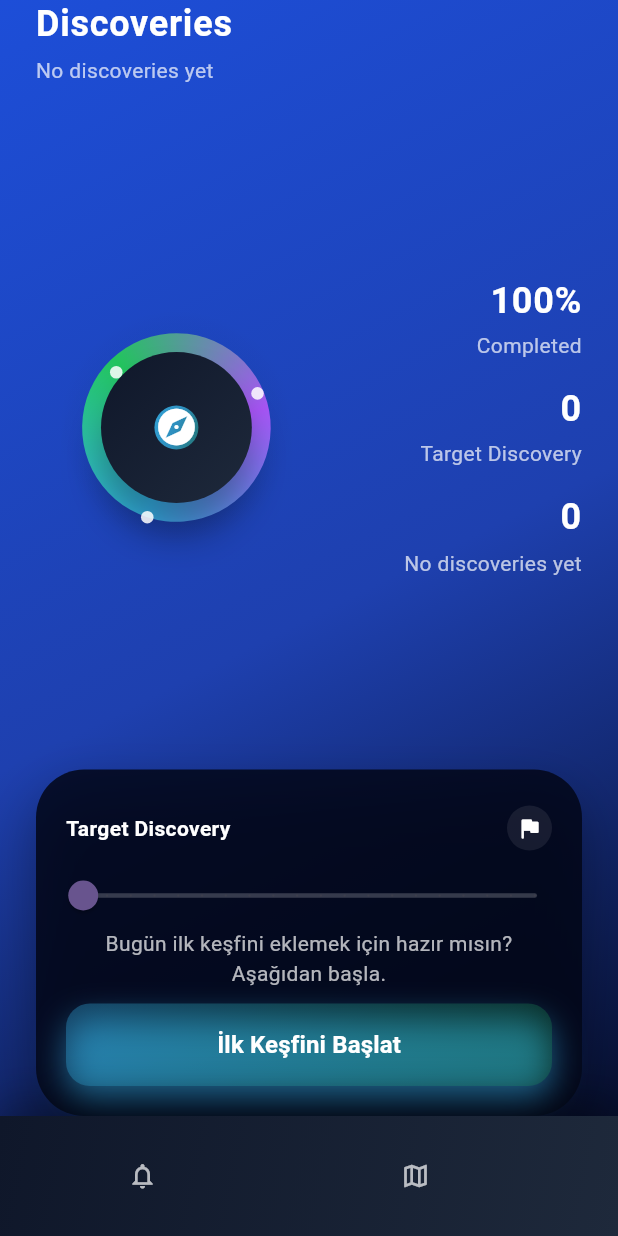
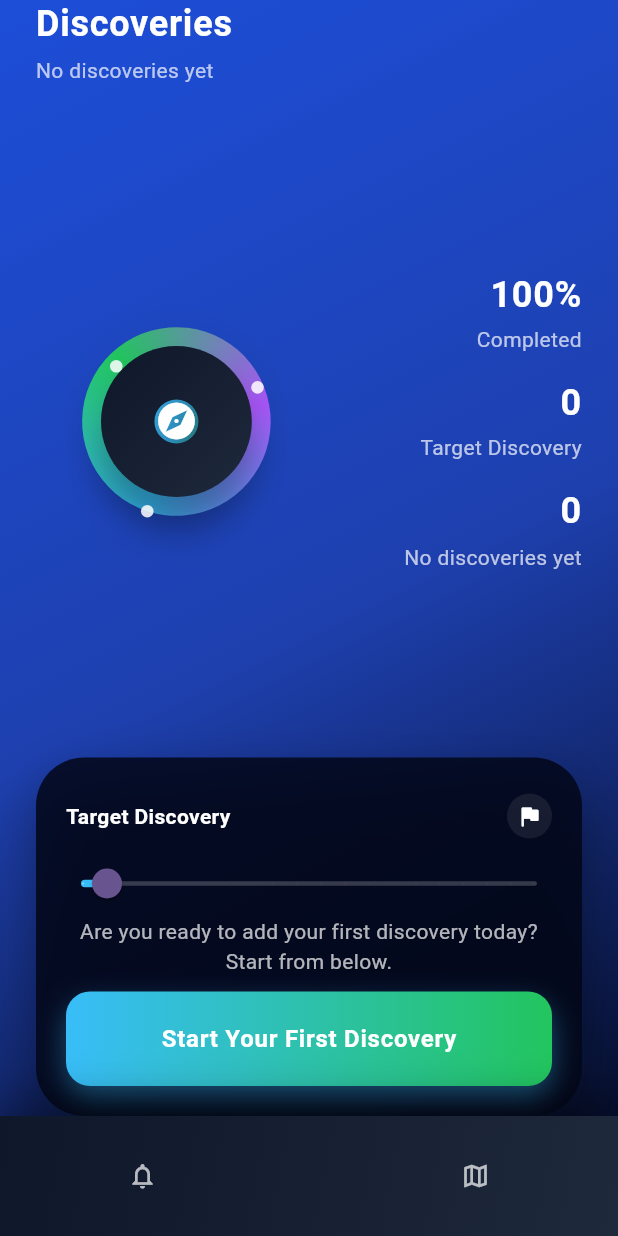
Before and after one commit to ipek-ozsasilar/Flutter_Smart_Exploration_Notes_App, a Flutter app: the screen it shows after launch, on a phone screen of 412 x 824 dp. Run offline on Flutter 3.47's test engine with Material 3 defaults, Android fonts, the phone set to English and light mode, and no system bars; our stand-ins replace envied, get_it, responsive_framework; missing offline and left inert: cubixd.

Commit message:
Update app strings for English localization and refactor bottom navigation bar and home bottom card widget
- Translated home bottom card strings to English for better accessibility.
- Refactored bottom navigation bar layout for improved structure and readability.
- Updated home bottom card widget to utilize a generalized button component for consistency.
- Enhanced slider method in home bottom card widget for better user interaction.

```diff
--- a/lib/core/enums/app_strings_enum.dart
+++ b/lib/core/enums/app_strings_enum.dart
@@ -11,10 +11,14 @@ enum AppStringsEnum {
   captureLabelRediscover(
     'Capture. Label. Rediscover.\nYour personal discovery journal on the map.',
   ),
-  homeBottomCardDescription('Bugün ilk keşfini eklemek için hazır mısın? Aşağıdan başla.'),
-  homeBottomCardDescriptionContinue('Bugün yeni bir şey keşfettin mi? Eklemek için aşağıdan devam et.'),
-  homeBottomCardButtonText('İlk Keşfini Başlat'),
-  homeBottomCardButtonTextContinue('Keşiflere Devam Et'),
+  homeBottomCardDescription(
+    'Are you ready to add your first discovery today? Start from below.',
+  ),
+  homeBottomCardDescriptionContinue(
+    'Did you discover something new today? Continue from below to add it.',
+  ),
+  homeBottomCardButtonText('Start Your First Discovery'),
+  homeBottomCardButtonTextContinue('Continue Discoveries'),
   forgotPassword('I forgot my password'),
   forgotPasswordEmailSent(
     'Password reset link has been sent to your email address',
@@ -25,7 +29,9 @@ enum AppStringsEnum {
   forgotPasswordEnterEmail(
     'Enter your email address, we will send you a password reset link',
   ),
-  forgotPasswordEmailSentDescription('Please check your email and click the password reset link.'),
+  forgotPasswordEmailSentDescription(
+    'Please check your email and click the password reset link.',
+  ),
   noDiscoveries('No discoveries yet'),
   doYouHaveAnAccount('Do you have an account?'),
   aiDiscoveryPreparing('AI is preparing your discovery space...'),
--- a/lib/features/discoveries/presentation/widgets/bottom_nav_bar.dart
+++ b/lib/features/discoveries/presentation/widgets/bottom_nav_bar.dart
@@ -33,11 +33,9 @@ class BottomNavBar extends StatelessWidget {
           child: Container(
             padding: AppPaddings.bottomNavBarPadding,
             child: Row(
-              mainAxisAlignment: MainAxisAlignment.spaceBetween,
               children: <Widget>[
                 Expanded(
-                  child: Padding(
-                    padding: AppPaddings.bottomNavBarItemPadding,
+                  flex: 1,
                   child: _buildNavItem(
                     context: context,
                     icon: AppIcons.instance.notifications,
@@ -57,12 +55,12 @@ class BottomNavBar extends StatelessWidget {
                     },
                   ),
                 ),
-                ),
 
                 // Ortadaki + butonu için boşluk
+                const SizedBox(width: 80),
+
                 Expanded(
-                  child: Padding(
-                    padding: AppPaddings.bottomNavBarItemPadding,
+                  flex: 1,
                   child: _buildNavItem(
                     context: context,
                     icon: AppIcons.instance.mapOutlined,
@@ -74,13 +72,11 @@ class BottomNavBar extends StatelessWidget {
                       if (selectedIndex != 2) {
                         Navigator.of(context).push(
                           MaterialPageRoute<void>(
-                              builder: (BuildContext context) =>
-                                  const MapView(),
+                            builder: (BuildContext context) => const MapView(),
                           ),
                         );
                       }
                     },
-                    ),
                   ),
                 ),
               ],
@@ -107,16 +103,11 @@ class BottomNavBar extends StatelessWidget {
     required bool isActive,
     required VoidCallback onTap,
   }) {
-    final MainAxisSize mainAxisSize = MainAxisSize.min;
-    final MainAxisAlignment mainAxisAlignment = MainAxisAlignment.center;
-    final FontWeight fontWeight = isActive ? FontWeight.w700 : FontWeight.w500;
-    final int maxLines = 1;
-    final TextOverflow overflow = TextOverflow.ellipsis;
     return InkWell(
       onTap: onTap,
       borderRadius: BorderRadius.circular(AppSizesRadius.button.value),
       child: Container(
-        padding: AppPaddings.bottomNavBarPadding,
+        padding: const EdgeInsets.symmetric(horizontal: 16, vertical: 8),
         decoration: BoxDecoration(
           borderRadius: BorderRadius.circular(AppSizesRadius.button.value),
           color: isActive
--- a/lib/features/discoveries/presentation/widgets/home_bottom_card_widget.dart
+++ b/lib/features/discoveries/presentation/widgets/home_bottom_card_widget.dart
@@ -4,6 +4,7 @@ import 'package:smart_exploration_notes/core/constants/app_icons.dart';
 import 'package:smart_exploration_notes/core/constants/app_paddings.dart';
 import 'package:smart_exploration_notes/core/enums/app_sizes_enum.dart';
 import 'package:smart_exploration_notes/core/enums/app_strings_enum.dart';
+import 'package:smart_exploration_notes/core/presentation/widgets/general_buttons.dart';
 import 'package:smart_exploration_notes/core/presentation/widgets/icon_widget.dart';
 import 'package:smart_exploration_notes/core/presentation/widgets/text_widget.dart';
 import 'package:smart_exploration_notes/features/discoveries/presentation/pages/map_view.dart';
@@ -20,7 +21,8 @@ class _HomeBottomCardWidgetState extends State<HomeBottomCardWidget> {
   // Geçici dummy değerler - ileride gerçek keşif verisi ile beslenecek
   int _discoveryCount = 0;
   double _progress = 0.0;
-  double _goalSliderValue = 10; // kullanıcı hedef slider değeri (keşif) - min değer ile başlat
+  double _goalSliderValue =
+      10; // kullanıcı hedef slider değeri (keşif) - min değer ile başlat
   int goalDiscovery = 10; // hedef keşif sayısı
   final MainAxisSize mainAxisSize = MainAxisSize.min;
   final FontWeight fontWeight = FontWeight.w700;
@@ -57,9 +59,7 @@ class _HomeBottomCardWidgetState extends State<HomeBottomCardWidget> {
       decoration: BoxDecoration(
         color: AppColors.homeBottomCardBackground.withOpacity(0.85),
         borderRadius: BorderRadius.circular(AppSizesRadius.card.value),
-        boxShadow: <BoxShadow>[
-          _homeBottomCardDecoration(),
-        ],
+        boxShadow: <BoxShadow>[_homeBottomCardDecoration()],
       ),
       child: Column(
         mainAxisSize: mainAxisSize,
@@ -67,7 +67,10 @@ class _HomeBottomCardWidgetState extends State<HomeBottomCardWidget> {
         children: <Widget>[
           Row(
             children: <Widget>[
-              NormalText(label: AppStringsEnum.targetDiscovery.value, fontWeight: fontWeight),
+              NormalText(
+                label: AppStringsEnum.targetDiscovery.value,
+                fontWeight: fontWeight,
+              ),
               const Spacer(),
               Container(
                 width: AppSizesIcon.homeBottomCardFlagIconSize.value,
@@ -100,46 +103,11 @@ class _HomeBottomCardWidgetState extends State<HomeBottomCardWidget> {
             padding: AppPaddings.splashCubeFaceTextTopPadding,
             child: SizedBox(
               width: double.infinity,
-              child: Container(
-                decoration: BoxDecoration(
-                  gradient: AppGradients.instance.loginDoorIconGradient,
-                  borderRadius: BorderRadius.circular(AppSizesRadius.button.value),
-                  boxShadow: <BoxShadow>[
-                    BoxShadow(
-                      color: AppColors.sliderBlue.withOpacity(0.5),
-                      blurRadius: 18,
-                      offset: const Offset(0, 10),
-                    ),
-                  ],
-                ),
-                child: ElevatedButton(
-                  onPressed: () {
-                    // İlk keşfi başlat: Harita ekranına yönlendir
-                    Navigator.of(context).push(
-                      MaterialPageRoute<void>(
-                        builder: (BuildContext context) => const MapView(),
-                      ),
-                    );
-                  },
-                  style: ElevatedButton.styleFrom(
-                    backgroundColor: Colors.transparent,
-                    shadowColor: Colors.transparent,
-                    foregroundColor: Colors.white,
-                    padding: const EdgeInsets.symmetric(vertical: 16),
-                    shape: RoundedRectangleBorder(
-                      borderRadius: BorderRadius.circular(999),
-                    ),
-                  ),
-                  child: Text(
-                    _discoveryCount == 0
-                        ? 'İlk Keşfini Başlat'
-                        : 'Keşiflere Devam Et',
-                    style: const TextStyle(
-                      fontSize: 16,
-                      fontWeight: FontWeight.w700,
-                    ),
-                  ),
-                ),
+              child: GeneralElevatedButton(
+                text: _discoveryCount == 0
+                    ? AppStringsEnum.homeBottomCardButtonText.value
+                    : AppStringsEnum.homeBottomCardButtonTextContinue.value,
+                formKey: GlobalKey(),
               ),
             ),
           ),
@@ -149,6 +117,9 @@ class _HomeBottomCardWidgetState extends State<HomeBottomCardWidget> {
   }
 
   SliderTheme _sliderMethod(BuildContext context) {
+    final int max = 200;
+    final int divisions = 19;
+    final int min = 0;
     return SliderTheme(
       data: SliderTheme.of(context).copyWith(
         trackHeight: 3,
@@ -158,9 +129,9 @@ class _HomeBottomCardWidgetState extends State<HomeBottomCardWidget> {
         inactiveTrackColor: Colors.white.withOpacity(0.2),
       ),
       child: Slider(
-            min: 10,
-            max: 200,
-            divisions: 19, // 10,20,...,200
+        min: min.toDouble(),
+        max: max.toDouble(),
+        divisions: divisions, // 10,20,...,200
         value: _goalSliderValue,
         label: '$goalDiscovery',
         onChanged: (double value) {
@@ -177,10 +148,6 @@ class _HomeBottomCardWidgetState extends State<HomeBottomCardWidget> {
     final Color color = Colors.black.withOpacity(0.35);
     final double blurRadius = 30;
     final Offset offset = const Offset(0, 16);
-    return BoxShadow(
-          color: color,
-          blurRadius: blurRadius,
-          offset: offset,
-        );
+    return BoxShadow(color: color, blurRadius: blurRadius, offset: offset);
   }
 }
```
Lines whose indentation alone changed are shown as unchanged.
